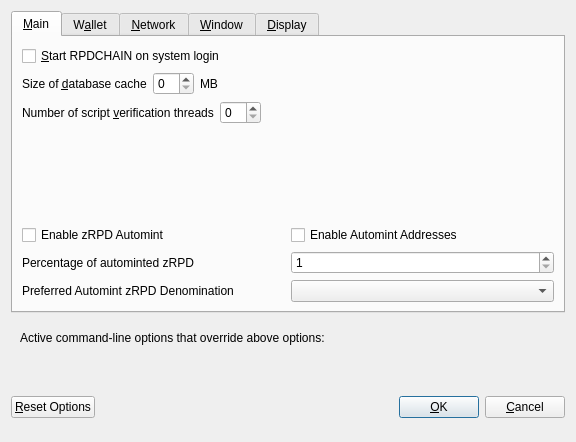
Qt form src/qt/forms/optionsdialog.ui (cimelli/RpdSource) before a commit.
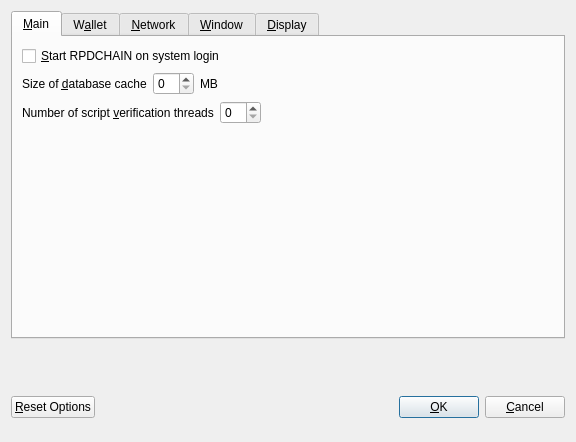
The same form after that commit. Custom widgets are drawn as their Qt base class.

What changed in the file:
```diff
--- a/src/qt/forms/optionsdialog.ui
+++ b/src/qt/forms/optionsdialog.ui
@@ -131,109 +131,7 @@
         </spacer>
        </item>
        <item>
-        <widget class="QWidget" name="verticalZrpdOptionsWidget" native="true">
-         <layout class="QVBoxLayout" name="verticalZrpdOptionsLayout">
-          <property name="margin">
-           <number>0</number>
-          </property>
-          <item>
-           <layout class="QHBoxLayout" name="horizontalAutomintingLayout">
-            <item>
-             <widget class="QCheckBox" name="checkBoxZeromintEnable">
-              <property name="toolTip">
-               <string>Enable automatic minting of RPD units to zRPD</string>
-              </property>
-              <property name="layoutDirection">
-               <enum>Qt::LeftToRight</enum>
-              </property>
-              <property name="text">
-               <string>Enable zRPD Automint</string>
-              </property>
-             </widget>
-            </item>
-            <item>
-             <widget class="QCheckBox" name="checkBoxZeromintAddresses">
-              <property name="toolTip">
-               <string>Enable automatic zRPD minting from specific addresses</string>
-              </property>
-              <property name="layoutDirection">
-               <enum>Qt::LeftToRight</enum>
-              </property>
-              <property name="text">
-               <string>Enable Automint Addresses</string>
-              </property>
-             </widget>
-            </item>
-           </layout>
-          </item>
-          <item>
-           <layout class="QHBoxLayout" name="horizontalZmintPercentageLayout">
-            <item>
-             <widget class="QLabel" name="percentage_label">
-              <property name="toolTip">
-               <string>Percentage of incoming RPD which get automatically converted to zRPD via Zerocoin Protocol (min: 10%)</string>
-              </property>
-              <property name="text">
-               <string>Percentage of autominted zRPD</string>
-              </property>
-             </widget>
-            </item>
-            <item>
-             <widget class="QSpinBox" name="zeromintPercentage">
-              <property name="minimum">
-               <number>1</number>
-              </property>
-              <property name="maximum">
-               <number>100</number>
-              </property>
-             </widget>
-            </item>
-           </layout>
-          </item>
-          <item>
-           <layout class="QHBoxLayout" name="horizontalLayout" stretch="0,0">
-            <property name="sizeConstraint">
-             <enum>QLayout::SetFixedSize</enum>
-            </property>
-            <item>
-             <widget class="QLabel" name="labelPreferredDenom">
-              <property name="maximumSize">
-               <size>
-                <width>16777215</width>
-                <height>16777215</height>
-               </size>
-              </property>
-              <property name="toolTip">
-               <string>Wait with automatic conversion to Zerocoin until enough RPD for this denomination is available</string>
-              </property>
-              <property name="text">
-               <string>Preferred Automint zRPD Denomination</string>
-              </property>
-             </widget>
-            </item>
-            <item>
-             <widget class="QComboBox" name="preferredDenom">
-              <property name="maximumSize">
-               <size>
-                <width>16777215</width>
-                <height>27</height>
-               </size>
-              </property>
-              <property name="toolTip">
-               <string>Wait with automatic conversion to Zerocoin until enough RPD for this denomination is available</string>
-              </property>
-              <property name="maxVisibleItems">
-               <number>9</number>
-              </property>
-              <property name="maxCount">
-               <number>9</number>
-              </property>
-             </widget>
-            </item>
-           </layout>
-          </item>
-         </layout>
-        </widget>
+        <layout class="QHBoxLayout" name="horizontalLayout_3"/>
        </item>
       </layout>
      </widget>
@@ -692,33 +590,6 @@
    <item>
     <widget class="QFrame" name="frame">
      <layout class="QVBoxLayout" name="verticalLayout_Bottom">
-      <item>
-       <layout class="QHBoxLayout" name="horizontalLayout_Bottom">
-        <item>
-         <widget class="QLabel" name="overriddenByCommandLineInfoLabel">
-          <property name="text">
-           <string>Active command-line options that override above options:</string>
-          </property>
-          <property name="textFormat">
-           <enum>Qt::PlainText</enum>
-          </property>
-         </widget>
-        </item>
-        <item>
-         <spacer name="horizontalSpacer_Bottom">
-          <property name="orientation">
-           <enum>Qt::Horizontal</enum>
-          </property>
-          <property name="sizeHint" stdset="0">
-           <size>
-            <width>40</width>
-            <height>20</height>
-           </size>
-          </property>
-         </spacer>
-        </item>
-       </layout>
-      </item>
       <item>
        <widget class="QLabel" name="overriddenByCommandLineLabel">
         <property name="text">
```
